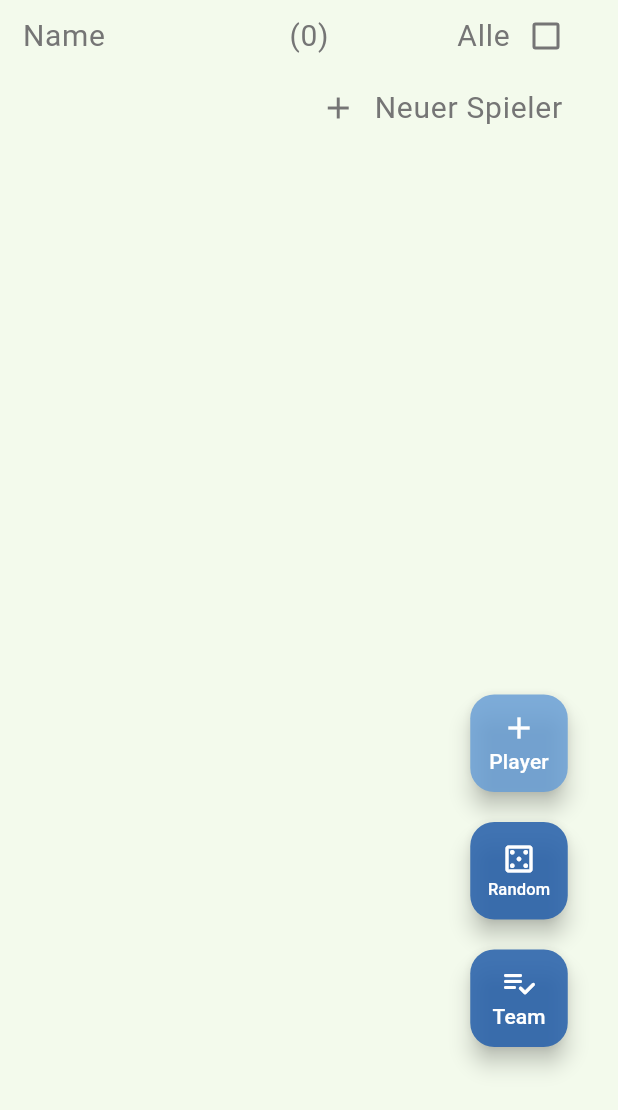
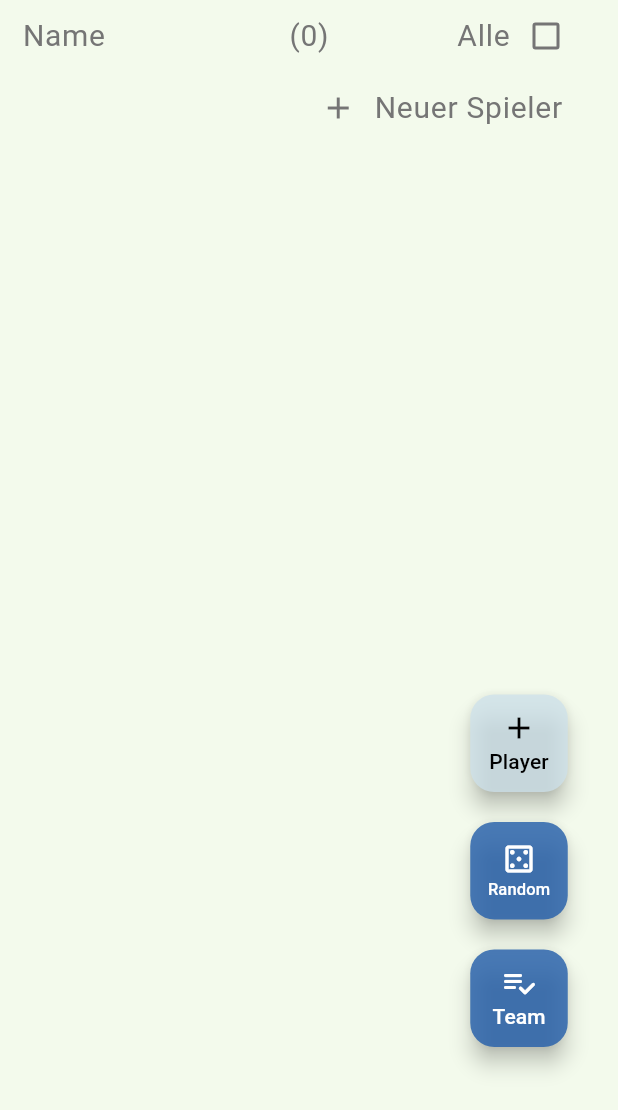
Before and after one commit to fohmij/teamer_flutter, a Flutter app: the TeamSelectPage screen opened directly, on a phone screen of 412 x 824 dp. Shown: the top 1110 px of the screen. Run offline on Flutter 3.47's test engine with Material 3 defaults, Android fonts, the phone set to English and light mode, and no system bars; our stand-ins replace flutter_slidable, fluttertoast, material_design_icons_flutter, sqflite; missing offline and left inert: flutter_pdfview; accounts and stored records are empty.

Commit message:
feat(playerSelectPage): color palett changes

```diff
--- a/lib/app_theme/app_theme.dart
+++ b/lib/app_theme/app_theme.dart
@@ -8,13 +8,16 @@ class AppTheme {
   static const Color playerSelected = Color.fromARGB(255, 139, 204, 101);
   static const Color grey200 = Color.fromARGB(255, 238, 238, 238);
   static const Color grey300 = Color.fromARGB(255, 224, 224, 224);
+  static const Color grey350 = Color.fromARGB(255, 220, 220, 220);
   static const Color grey400 = Color.fromARGB(255, 178, 178, 178);
   static const Color grey600 = Color.fromARGB(255, 117, 117, 117);
+  static const Color grey700 = Color.fromARGB(255, 49, 53, 65);
   static const Color grey800 = Color.fromARGB(255, 66, 66, 66);
   static const Color grey900 = Color.fromARGB(255, 33, 33, 33);
   static const Color cardColorLight = Color.fromARGB(255, 205, 225, 235);
-  static const Color btnBlue1 = Color.fromARGB(210, 102, 157, 214);
-  static const Color btnBlue2 = Color.fromARGB(220, 38, 96, 171);
+  static const Color btnBlue1 = Color.fromARGB(190, 205, 225, 235);
+  static const Color btnBlue2 = Color.fromARGB(210, 102, 157, 214);
+  static const Color btnBlue3 = Color.fromARGB(210, 38, 96, 171);
   static const Color primaryBlue = Color.fromARGB(198, 38, 96, 171);
   static const Color secondaryBlue = Color.fromARGB(255, 30, 89, 148);
   static const Color tertiaryBlue = Color.fromARGB(255, 3, 64, 95);
--- a/lib/pages/team_select_page.dart
+++ b/lib/pages/team_select_page.dart
@@ -432,7 +432,10 @@ class _TeamSelectPageState extends State<TeamSelectPage> {
                           child: ColoredBox(
                             color: player.status == 0
                                 ? Theme.of(context).scaffoldBackgroundColor
-                                : AppTheme.playerSelected,
+                                : Theme.of(context).brightness ==
+                                      Brightness.dark
+                                ? AppTheme.grey700
+                                : AppTheme.grey350,
                             child: ListTile(
                               onTap: () {
                                 int newStatus = player.status == 1 ? 0 : 1;
@@ -454,7 +457,7 @@ class _TeamSelectPageState extends State<TeamSelectPage> {
                               ),
                               trailing: Checkbox(
                                 value: player.status == 1,
-                                activeColor: Colors.green,
+                                activeColor: AppTheme.primaryBlue,
                                 onChanged: (value) {
                                   final newStatus = value == true ? 1 : 0;
                                   _databaseService
@@ -619,12 +622,29 @@ class _TeamSelectPageState extends State<TeamSelectPage> {
                       ),
                     );
                   },
-                  backgroundColor: AppTheme.btnBlue1,
+                  backgroundColor:
+                        Theme.of(context).brightness == Brightness.dark
+                            ? AppTheme.btnBlue2
+                            : AppTheme.btnBlue1,
                   child: Column(
                     mainAxisAlignment: MainAxisAlignment.center,
                     children: [
-                      Icon(Icons.add),
-                      Text('Player', style: TextStyle(fontSize: 14)),
+                      Icon(
+                        Icons.add,
+                        color: Theme.of(context).brightness == Brightness.dark
+                            ? Colors.white
+                            : Colors.black,
+                      ),
+
+                      Text(
+                        'Player',
+                        style: TextStyle(
+                          fontSize: 14,
+                          color: Theme.of(context).brightness == Brightness.dark
+                              ? Colors.white
+                              : Colors.black,
+                        ),
+                      ),
                     ],
                   ),
                 ),
@@ -655,7 +675,7 @@ class _TeamSelectPageState extends State<TeamSelectPage> {
                       );
                     }
                   },
-                  backgroundColor: AppTheme.btnBlue2,
+                  backgroundColor: AppTheme.btnBlue3,
                   child: Column(
                     mainAxisAlignment: MainAxisAlignment.center,
                     children: [
@@ -671,7 +691,7 @@ class _TeamSelectPageState extends State<TeamSelectPage> {
                 height: 65,
                 child: FloatingActionButton(
                   heroTag: "partitionBtn",
-                  backgroundColor: AppTheme.btnBlue2,
+                  backgroundColor: AppTheme.btnBlue3,
                   onPressed: () async {
                     if (enoughPlayers && notTooManyPlayers) {
                       await _databaseService.optimizedTeam();
```
